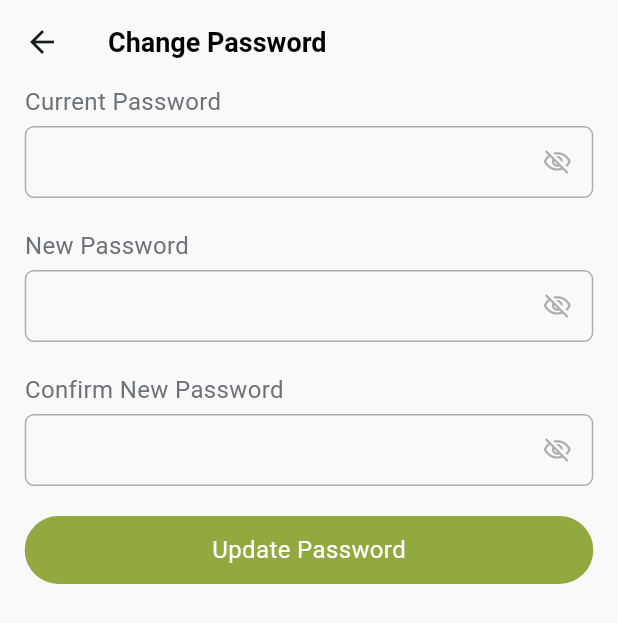
After one commit to Abdulla-Khan/FlourishU, a Flutter app: the ChangePasswordView screen opened by its route, on a phone screen of 412 x 824 dp. The commit adds this screen. Shown: the top 623 px of the screen. Run offline on Flutter 3.47's test engine with Material 3 defaults, Android fonts, the phone set to English and light mode, and no system bars; our stand-ins replace flutter_svg, fluttertoast, get, get_storage, google_fonts, jwt_decoder and 1 more; missing offline and left inert: flutter_floating_bottom_bar, wheel_slider; accounts and stored records are empty.

Commit message:
Added Update Password View

```diff
--- a/lib/utils/routes/routes.dart
+++ b/lib/utils/routes/routes.dart
@@ -11,6 +11,7 @@ import 'package:flourish/views/customize_diet_plans/customize_diet_plans_view.da
 import 'package:flourish/views/customize_diet_plans/food_diary_view.dart';
 import 'package:flourish/views/customize_diet_plans/meal_plan_view.dart';
 import 'package:flourish/views/home/home_view.dart';
+import 'package:flourish/views/profile/change_password_view.dart';
 import 'package:flourish/views/profile/edit_profile_view.dart';
 import 'package:get/get.dart';
 
@@ -99,4 +100,10 @@ List<GetPage<dynamic>>? routes = [
     transition: Transition.fade,
     transitionDuration: const Duration(milliseconds: 200),
   ),
+  GetPage(
+    name: '/changePassword',
+    page: () => const ChangePasswordView(),
+    transition: Transition.fade,
+    transitionDuration: const Duration(milliseconds: 200),
+  ),
 ];
--- /dev/null
+++ b/lib/views/profile/change_password_view.dart
@@ -0,0 +1,55 @@
+import 'package:flourish/views/components/common/custom_button.dart';
+import 'package:flourish/views/components/common/textfield.dart';
+import 'package:flutter/material.dart';
+import 'package:get/get.dart';
+import '../../utils/constants/colors.dart';
+
+class ChangePasswordView extends GetView {
+  const ChangePasswordView({super.key});
+
+  @override
+  Widget build(BuildContext context) {
+    return Scaffold(
+      backgroundColor: bgColor,
+      appBar: AppBar(
+        backgroundColor: bgColor,
+        surfaceTintColor: bgColor,
+        elevation: 0,
+        title: const Text(
+          'Change Password',
+          textAlign: TextAlign.center,
+          style: TextStyle(
+            color: Colors.black,
+            fontSize: 18,
+            fontFamily: 'Roboto',
+            fontWeight: FontWeight.w700,
+          ),
+        ),
+      ),
+      body: SafeArea(
+        child: Padding(
+          padding: EdgeInsets.symmetric(
+            horizontal: context.width * 0.04,
+          ),
+          child: Column(
+            children: [
+              PasswordFeild(
+                  name: 'Current Password',
+                  controller: TextEditingController(),
+                  errorMessage: ''),
+              PasswordFeild(
+                  name: 'New Password',
+                  controller: TextEditingController(),
+                  errorMessage: ''),
+              PasswordFeild(
+                  name: 'Confirm New Password',
+                  controller: TextEditingController(),
+                  errorMessage: ''),
+              const CustomButton(text: "Update Password", onTap: null)
+            ],
+          ),
+        ),
+      ),
+    );
+  }
+}
--- a/lib/views/profile/profile_view.dart
+++ b/lib/views/profile/profile_view.dart
@@ -170,11 +170,16 @@ const List accountSettingsList = [
   {
     "title": "Change Password",
     "subtitle": "Change your Profile Password",
+    "route": "/changePassword"
   }
 ];
 
 const List dietryPreferences = [
-  {"title": "My Preferences", "subtitle": "Update your Preferences"},
+  {
+    "title": "My Preferences",
+    "subtitle": "Update your Preferences",
+    "route": "/preferences"
+  },
   {
     "title": "Favourite Food / Resturants",
     "subtitle": "Check What you’ve selected"
```
